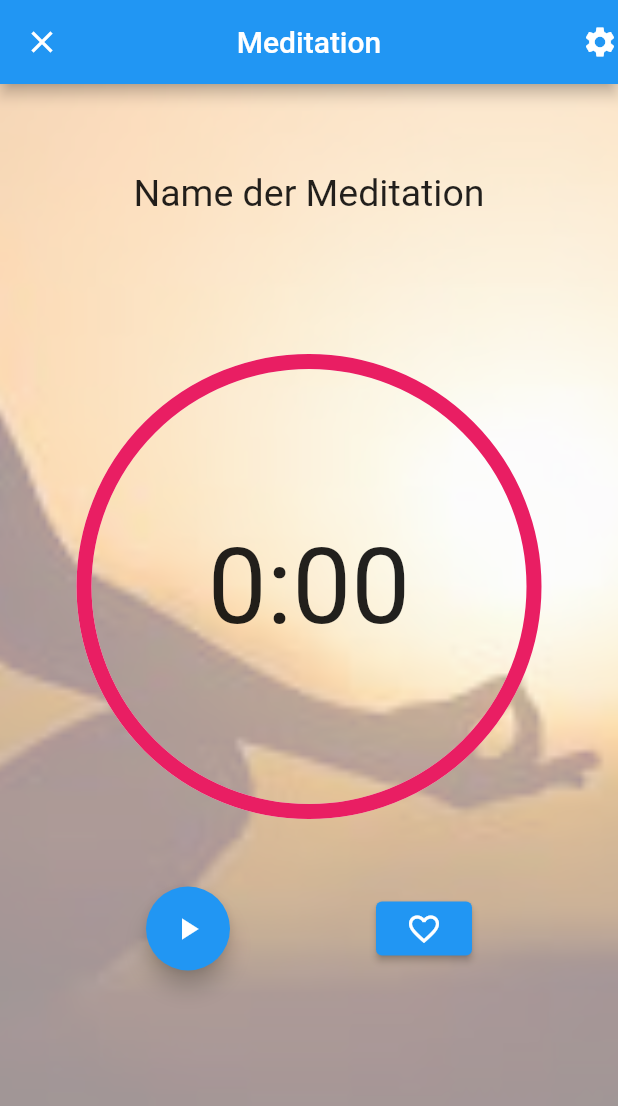
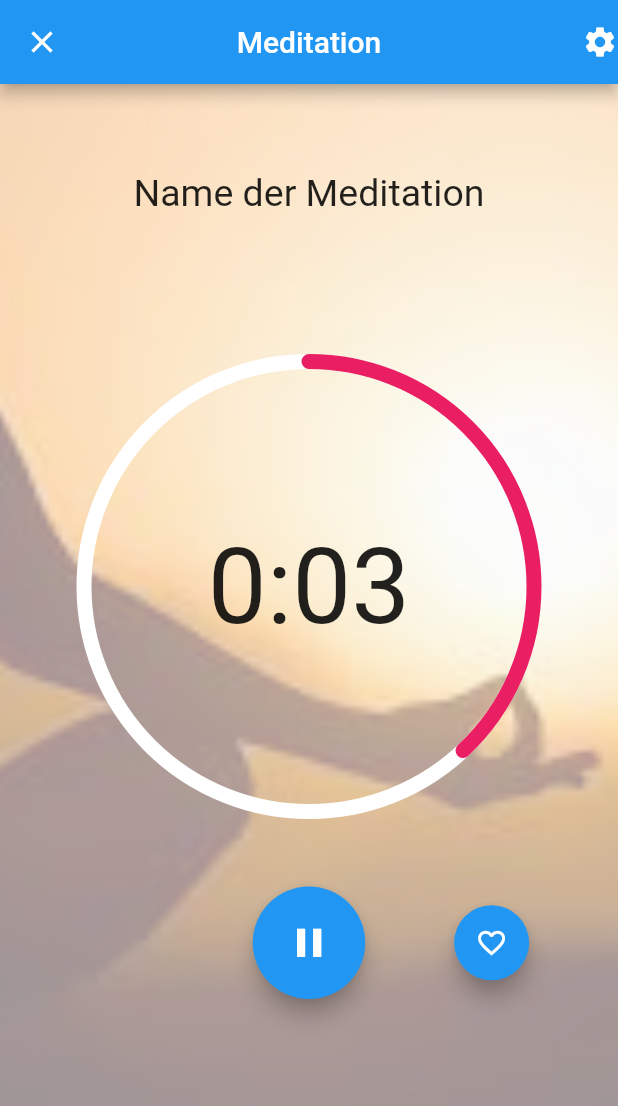
Before and after one commit to PascalWitzel/meditations_app, a Flutter app: the meditationsScreen screen opened directly, on a phone screen of 412 x 824 dp. Shown: the top 1106 px of the screen. Run offline on Flutter 3.47's test engine with Material 2 defaults, Android fonts, the phone set to English and light mode, and no system bars; our stand-ins replace google_fonts; missing offline and left inert: confirm_dialog.

Commit message:
Timer startet sobald Screen geladen wird, wenn der Timer fertig ist, wird "Meditation beendet" angezeigt

```diff
--- a/lib/screens/meditation.dart
+++ b/lib/screens/meditation.dart
@@ -11,15 +11,15 @@ class meditationsScreen extends StatefulWidget {
 class _meditationsScreenState extends State<meditationsScreen>
     with TickerProviderStateMixin {
   String mName = "Name der Meditation";
-  double mFortschritt = 1;
-  int mDauer = 630;
-
+  int mDauer = 5;
 
   AnimationController controller;
 
   String get timerString {
     Duration duration = controller.duration * controller.value;
+    if (controller.isAnimating) {
       return '${duration.inMinutes}:${(duration.inSeconds % 60).toString().padLeft(2, '0')}';
+    }
   }
 
   @override
@@ -29,6 +29,7 @@ class _meditationsScreenState extends State<meditationsScreen>
       vsync: this,
       duration: Duration(seconds: mDauer),
     );
+    controller.reverse(from: controller.value == 0.0 ? 1.0 : controller.value);
   }
 
   @override
@@ -54,7 +55,7 @@ class _meditationsScreenState extends State<meditationsScreen>
               child: Container(
                 child: Text(
                   mName,
-                  style: TextStyle(fontSize: 25 ),
+                  style: TextStyle(fontSize: 25),
                 ),
               ),
             ),
@@ -87,10 +88,18 @@ class _meditationsScreenState extends State<meditationsScreen>
                           child: AnimatedBuilder(
                               animation: controller,
                               builder: (BuildContext context, Widget child) {
+                                if (controller.isAnimating) {
                                   return new Text(
                                     timerString,
                                     style: TextStyle(fontSize: 70),
                                   );
+                                } else {
+                                  return new Text(
+                                    "Meditation beendet",
+                                    style: TextStyle(fontSize: 50),
+                                    textAlign: TextAlign.center,
+                                  );
+                                }
                               }),
                         ),
                       ),
@@ -106,7 +115,12 @@ class _meditationsScreenState extends State<meditationsScreen>
               child: Row(
                 mainAxisAlignment: MainAxisAlignment.spaceEvenly,
                 children: <Widget>[
-                  FloatingActionButton(
+                  Container(width: 50, height: 50,),
+                  Container(
+                    width: 75,
+                    height: 75,
+                    child: FittedBox(
+                      child: FloatingActionButton(
                         child: AnimatedBuilder(
                             animation: controller,
                             builder: (BuildContext context, Widget child) {
@@ -125,8 +139,16 @@ class _meditationsScreenState extends State<meditationsScreen>
                           }
                         },
                       ),
-                  ElevatedButton(
+                    ),
+                  ),
+                  Container(
+                    width: 50,
+                    height: 50,
+                    child: FittedBox(
+                      child: FloatingActionButton(
                           onPressed: () {}, child: Icon(Icons.favorite_border)),
+                    ),
+                  ),
                 ],
               ),
             ),
@@ -159,7 +181,6 @@ class TimerPainter extends CustomPainter {
     paint.color = color;
     double progress = (1.0 - animation.value) * 2 * math.pi;
     canvas.drawArc(Offset.zero & size, math.pi * 1.5, progress, false, paint);
-
   }
 
   @override
```
Lines whose indentation alone changed are shown as unchanged.
